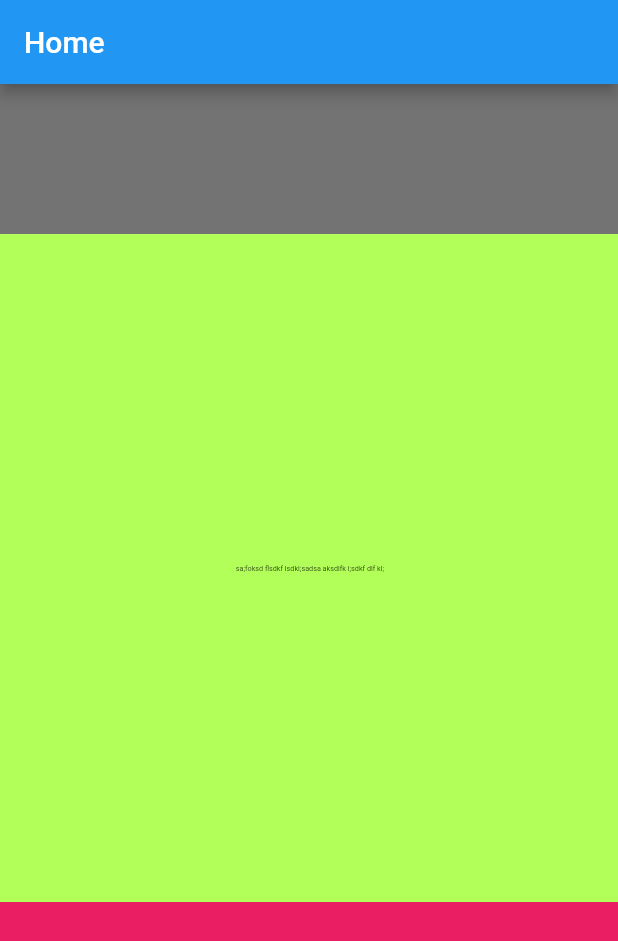
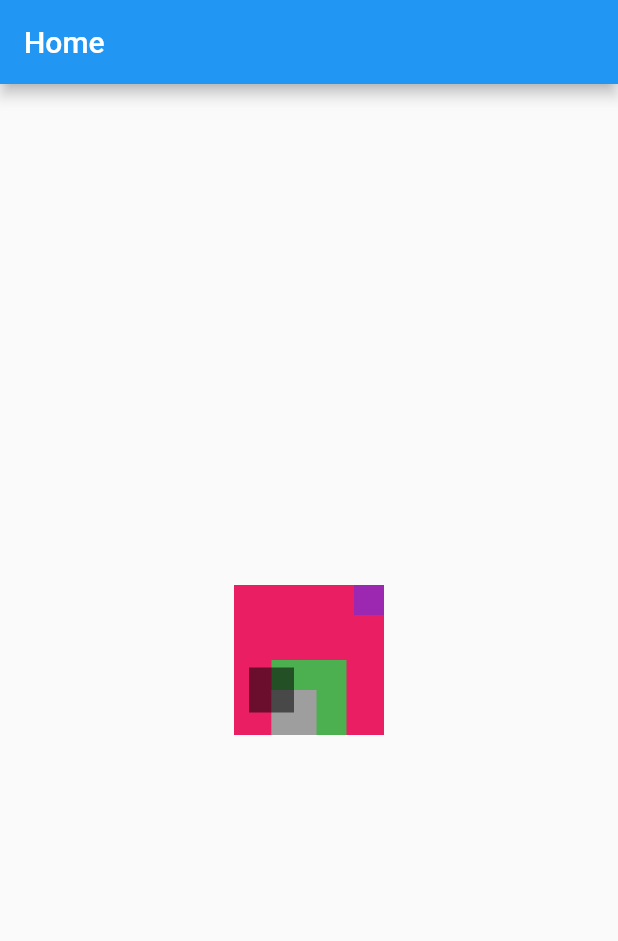
Before and after one commit to RafatMeraz/ostad_flutter_batch_four, a Flutter app: the screen it shows after launch, on a phone screen of 412 x 824 dp. Shown: the top 941 px of the screen. Run offline on Flutter 3.47's test engine with Material 2 defaults, Android fonts, the phone set to English and light mode, and no system bars.

Commit message:
responsive design - Stack - Align - Positioned

```diff
--- a/live_class_project/lib/home_screen.dart
+++ b/live_class_project/lib/home_screen.dart
@@ -1,6 +1,6 @@
 import 'package:flutter/material.dart';
 
-/// MediaQuery
+/// Stack, Positioned, Align
 
 class HomeScreen extends StatelessWidget {
   const HomeScreen({super.key});
@@ -11,111 +11,57 @@ class HomeScreen extends StatelessWidget {
       appBar: AppBar(
         title: Text('Home'),
       ),
-      body: Column(
-        children: [
-          /// Ratio := Width : height
-          /// Ratio := 16/16
-          /// 100 : 100
-          // AspectRatio(
-          //   aspectRatio: 16/4,
-          //   child: Container(
-          //     color: Colors.red,
-          //     child: Image.network(
-          //         'https://images.idgesg.net/images/article/2017/10/wireless_network_internet_of_things_iot_thinkstock_853701554_3x2-100740688-large.jpg?auto=webp&quality=85,70',
-          //     fit: BoxFit.cover,
-          //     ),
-          //   ),
-          // ),
-          // Container(
-          //   width: MediaQuery.sizeOf(context).width,
-          //   height: MediaQuery.sizeOf(context).width,
-          //   color: Colors.amberAccent,
-          //   child: FractionallySizedBox(
-          //     widthFactor: 0.5, // 0 - 1
-          //     heightFactor: 0.5,
-          //     child: Container(
-          //       color: Colors.red,
-          //     ),
-          //   ),
-          // )
-          // Flexible(
-          //   fit: FlexFit.tight,
-          //   flex: 3,
-          //   child: Container(
-          //     color: Colors.amber,
-          //     width: MediaQuery.sizeOf(context).width,
-          //   ),
-          // ),
-          // Flexible(
-          //   flex: 7,
-          //   child: Column(
-          //     children: [
-          //       Flexible(
-          //         child: Container(
-          //           color: Colors.red,
-          //           width: MediaQuery.sizeOf(context).width,
-          //         ),
-          //       ),
-          //       SizedBox(height: 50,),
-          //     ],
-          //   ),
-          // ),
-          // Flexible(
-          //   flex: 1,
-          //   child: Row(
-          //     children: [
-          //       Flexible(
-          //         child: Container(
-          //           color: Colors.blue,
-          //         ),
-          //       ),
-          //       Flexible(
-          //         flex: 5,
-          //         child: Container(
-          //           color: Colors.lightGreenAccent,
-          //         ),
-          //       ),
-          //     ],
-          //   ),
-          // ),
-          // Flexible(
-          //   fit: FlexFit.tight,
-          //   flex: 5,
-          //   child: Container(
-          //     color: Colors.purple,
-          //     width: MediaQuery.sizeOf(context).width,
-          //   ),
-          // ),
-          Container(
-            color: Colors.black54,
-            height: 100,
-            width: MediaQuery.sizeOf(context).width,
-          ),
-          // ** Expanded, Flexible
-          Expanded(
-            flex: 10,
-            child: Container(
-              color: Colors.lightGreenAccent,
-              width: double.infinity,
-              alignment: Alignment.center,
-              child: SizedBox(
-                width: 100,
-                height: 20,
-                child: FittedBox(
-                  child: Text(
-                    ' sa;foksd flsdkf lsdkl;sadsa aksdlfk l;sdkf dlf kl;',
-                  ),
+      body: Center(
+        child: Stack(
+          children: [
+            Container(
+              width: 100,
+              height: 100,
+              color: Colors.pink,
+            ),
+            Positioned.fill(
+              child: Align(
+                alignment: Alignment.bottomCenter,
+                child: Stack(
+                  children: [
+                    Container(
+                      width: 50,
+                      height: 50,
+                      color: Colors.green,
+                    ),
+                    Positioned(
+                      bottom: 0,
+                      left: 0,
+                      child: Container(
+                        width: 30,
+                        height: 30,
+                        color: Colors.grey,
+                      ),
+                    ),
+                  ],
                 ),
               ),
             ),
-          ),
-          Expanded(
-            flex: 5,
-            child: Container(
-              color: Colors.pink,
+            Positioned(
+              bottom: 15,
+              left: 10,
+              child: Container(
+                width: 30,
+                height: 30,
+                color: Colors.black54,
+              ),
             ),
-          ),
-        ],
+            Positioned(
+              top: 0,
+              right: 0,
+              child: Container(
+                width: 20,
+                height: 20,
+                color: Colors.purple,
+              ),
+            ),
+          ],
+        ),
       ),
     );
   }
--- a/live_class_project/pubspec.yaml
+++ b/live_class_project/pubspec.yaml
@@ -35,6 +35,7 @@ dependencies:
   # The following adds the Cupertino Icons font to your application.
   # Use with the CupertinoIcons class for iOS style icons.
   cupertino_icons: ^1.0.2
+  responsive_builder: ^0.7.0
 
 dev_dependencies:
   flutter_test:
```
Also changed, not shown: live_class_project/pubspec.lock.
